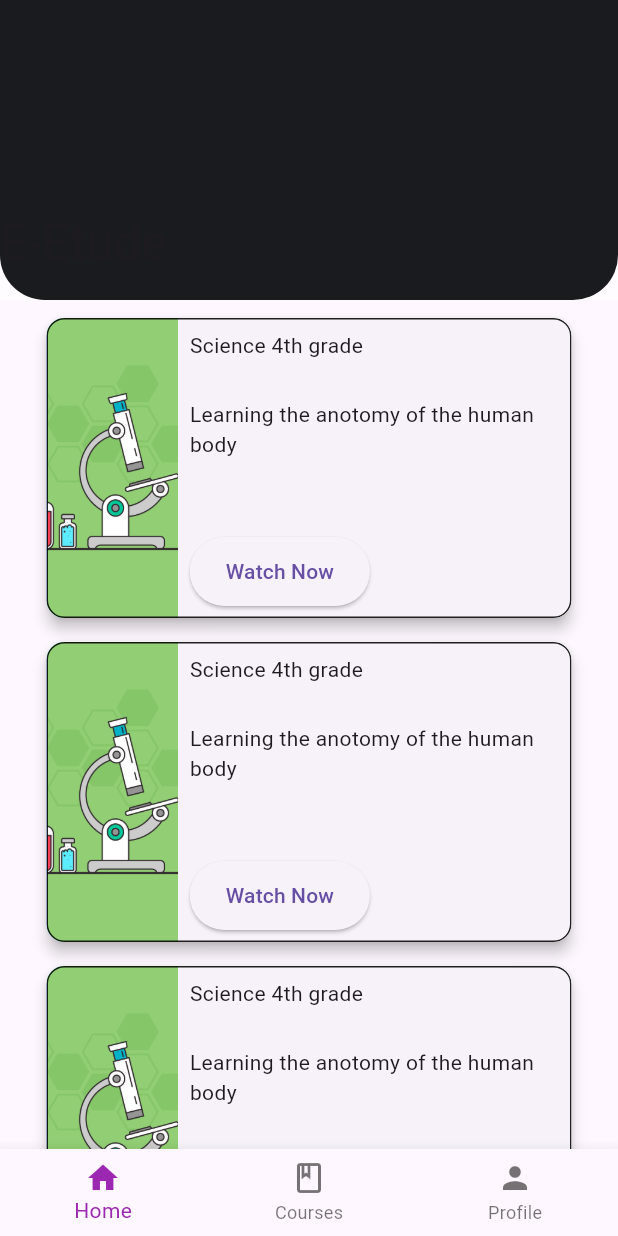
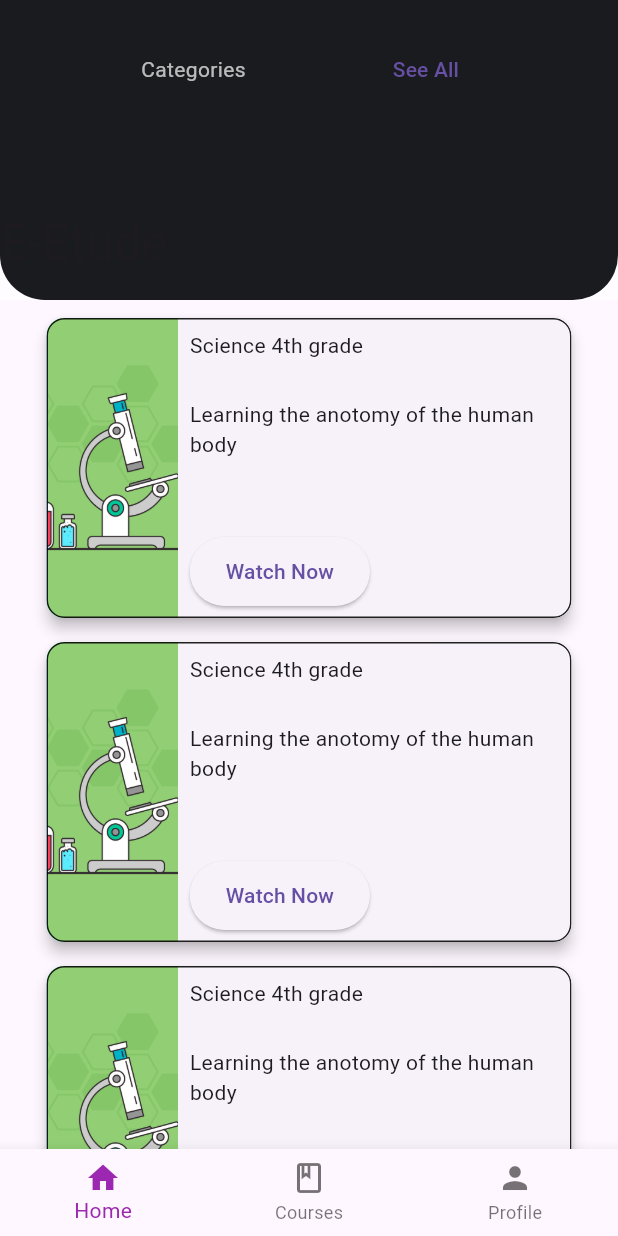
Before and after one commit to AhmedMannai10/e-etude, a Flutter app: the HomePage screen opened by its route, on a phone screen of 412 x 824 dp. Run offline on Flutter 3.47's test engine with Material 3 defaults, Android fonts, the phone set to English and light mode, and no system bars; our stand-ins replace go_router.

Commit message:
adding course page

```diff
--- a/lib/src/core/routes.dart
+++ b/lib/src/core/routes.dart
@@ -2,6 +2,7 @@ import 'package:go_router/go_router.dart';
 
 import '../features/auth/pages/login.dart';
 import '../features/auth/pages/register.dart';
+import '../features/course/pages/course_page.dart';
 import '../features/courses/pages/home_page.dart';
 
 final GoRouter router = GoRouter(
@@ -13,7 +14,10 @@ final GoRouter router = GoRouter(
       routes: <RouteBase>[
         GoRoute(
             path: 'register', builder: (context, state) => const Register()),
-        GoRoute(path: 'homepage', builder: (context, state) => const HomePage())
+        GoRoute(
+            path: 'homepage', builder: (context, state) => const HomePage()),
+        GoRoute(
+            path: 'coursepage', builder: (context, state) => const CoursePage())
       ],
     ),
   ],
--- a/lib/src/core/widgets/course_card.dart
+++ b/lib/src/core/widgets/course_card.dart
@@ -1,4 +1,5 @@
 import 'package:flutter/material.dart';
+import 'package:go_router/go_router.dart';
 
 class CourseCard extends StatefulWidget {
   final String title;
@@ -56,7 +57,7 @@ class _CourseCardState extends State<CourseCard> {
                     Expanded(
                         flex: 1,
                         child: ElevatedButton(
-                            onPressed: () => {print("Watch Now")},
+                            onPressed: () => {context.go("/coursepage")},
                             child: const Text("Watch Now"))),
                   ],
                 ),
--- a/lib/src/features/courses/pages/home_page.dart
+++ b/lib/src/features/courses/pages/home_page.dart
@@ -30,7 +30,31 @@ class _HomePageState extends State<HomePage> {
                   borderRadius: BorderRadius.only(
                       bottomLeft: Radius.circular(30),
                       bottomRight: Radius.circular(30))),
-              child: const Text(""),
+              child: Center(
+                child: Container(
+                  margin: EdgeInsets.only(top: 10.0),
+                  child: Padding(
+                    padding: const EdgeInsets.only(
+                        top: 12.0, left: 8.0, bottom: 8.0, right: 8.0),
+                    child: Column(
+                      children: [
+                        Row(
+                          mainAxisAlignment: MainAxisAlignment.spaceEvenly,
+                          children: [
+                            Text(
+                              "Categories",
+                              style: TextStyle(color: Colors.white70),
+                            ),
+                            TextButton(
+                                onPressed: () => print("category ui"),
+                                child: Text("See All"))
+                          ],
+                        ),
+                      ],
+                    ),
+                  ),
+                ),
+              ),
             ),
           ),
         ),
@@ -68,7 +92,7 @@ class _HomePageState extends State<HomePage> {
           type: BottomNavigationBarType.fixed,
           selectedItemColor: Colors.purple,
           onTap: _onItemTapped,
-          items: const <BottomNavigationBarItem>[
+          items: <BottomNavigationBarItem>[
             BottomNavigationBarItem(
               icon: Icon(Icons.home),
               label: 'Home',
```
Also changed, not shown: lib/src/features/course/pages/course_page.dart (added, +32 -0 lines).
